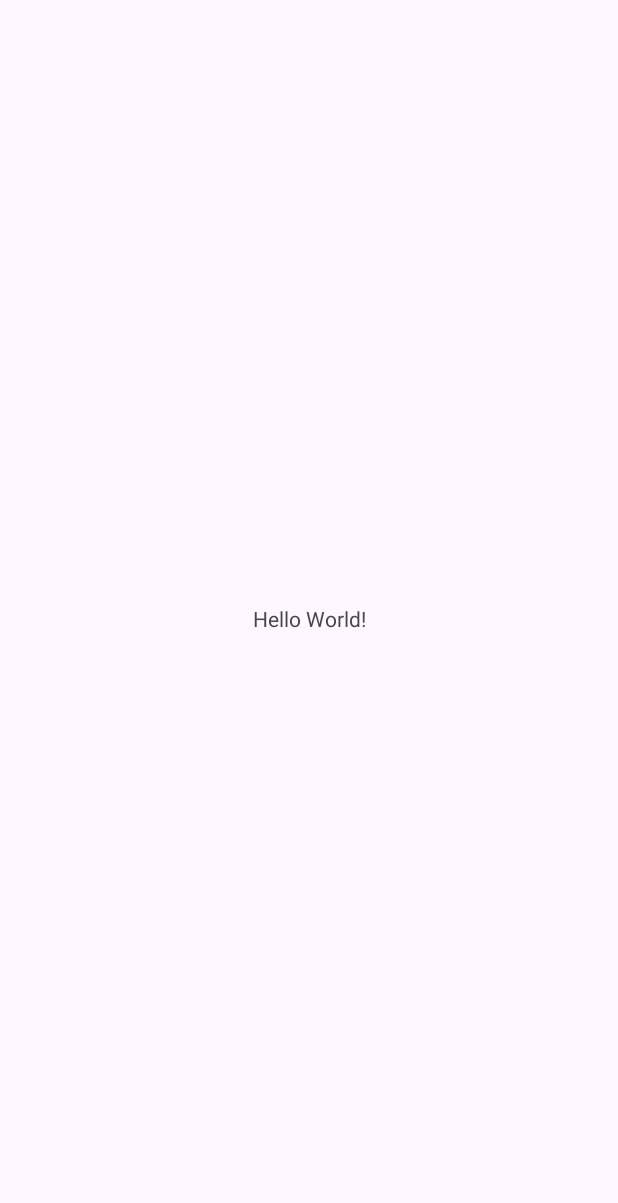
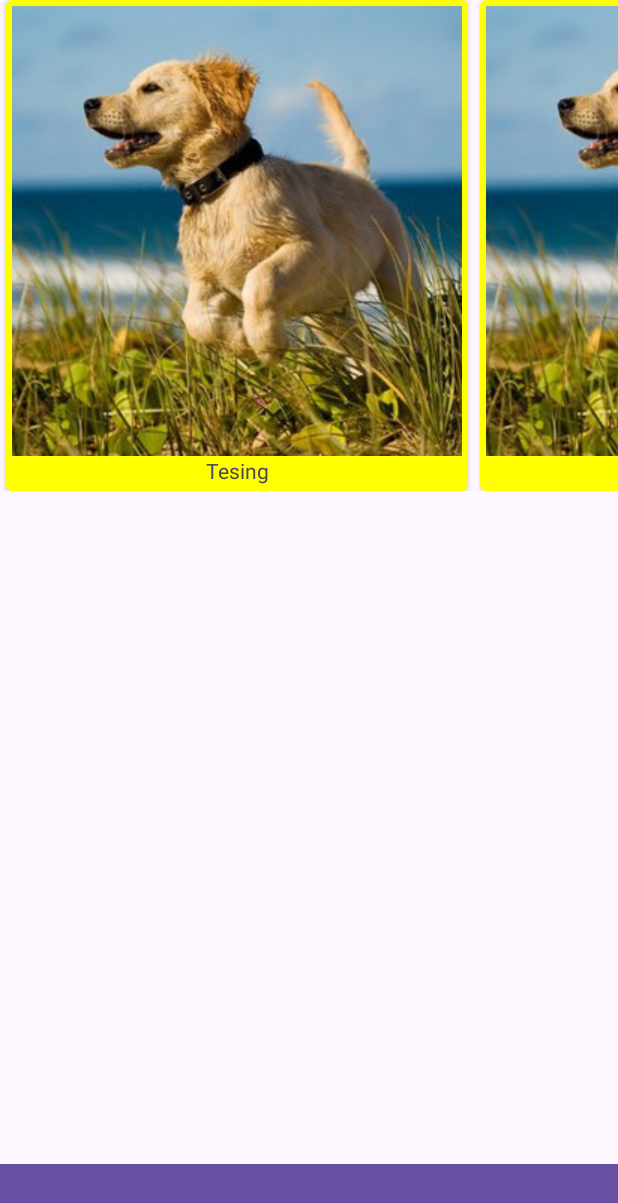
Before and after one commit to persiKey/MusicClient, an Android app: the screen it shows after launch (MainActivity), on a phone screen of 412 x 824 dp. Before the commit the part shown is almost empty. Shown: the top 1203 px of the screen. Run offline under Robolectric (Android 15) with nearby library versions, the phone set to English and light mode, and no system bars.

Commit message:
added simple interface

```diff
--- /dev/null
+++ b/app/src/main/java/com/example/musicclient/Album.java
@@ -0,0 +1,13 @@
+package com.example.musicclient;
+
+import android.media.Image;
+
+public class Album {
+    public Image cover;
+    public String name;
+
+    public Album(String album_name)
+    {
+        name = album_name;
+    }
+}
--- /dev/null
+++ b/app/src/main/java/com/example/musicclient/AlbumAdapter.java
@@ -0,0 +1,37 @@
+package com.example.musicclient;
+
+import android.view.LayoutInflater;
+import android.view.View;
+import android.view.ViewGroup;
+
+import androidx.annotation.NonNull;
+import androidx.recyclerview.widget.RecyclerView;
+
+public class AlbumAdapter extends RecyclerView.Adapter<AlbumViewHolder> {
+    Album localAlbums[];
+
+    AlbumAdapter(Album albums[])
+    {
+        localAlbums = albums;
+    }
+
+    @NonNull
+    @Override
+    public AlbumViewHolder onCreateViewHolder(@NonNull ViewGroup parent, int viewType) {
+        View view = LayoutInflater.from(parent.getContext())
+                .inflate(R.layout.recycleview_item, parent, false);
+
+        return new AlbumViewHolder(view);
+    }
+
+    @Override
+    public void onBindViewHolder(@NonNull AlbumViewHolder holder, int position) {
+        holder.getTextView().setText(localAlbums[position].name);
+    }
+
+
+    @Override
+    public int getItemCount() {
+        return localAlbums.length;
+    }
+}
--- /dev/null
+++ b/app/src/main/java/com/example/musicclient/AlbumViewHolder.java
@@ -0,0 +1,40 @@
+package com.example.musicclient;
+
+import android.app.Activity;
+import android.view.View;
+import android.widget.ImageView;
+import android.widget.TextView;
+import android.widget.Toast;
+
+
+import androidx.annotation.NonNull;
+import androidx.recyclerview.widget.RecyclerView;
+
+public class AlbumViewHolder extends RecyclerView.ViewHolder {
+    private final ImageView imageView;
+    private final TextView textView;
+
+
+    public AlbumViewHolder(@NonNull View itemView) {
+        super(itemView);
+
+
+        imageView = itemView.findViewById(R.id.album_image);
+        textView = itemView.findViewById(R.id.album_name);
+
+        itemView.setOnClickListener(view -> {
+            Toast.makeText(
+                    itemView.getContext(),
+                    "AlBOOOM " + textView.getText() + "!",
+                    Toast.LENGTH_LONG).show();
+        });
+    }
+
+    public ImageView getImageView() {
+        return imageView;
+    }
+
+    public TextView getTextView() {
+        return textView;
+    }
+}
--- a/app/src/main/java/com/example/musicclient/MainActivity.java
+++ b/app/src/main/java/com/example/musicclient/MainActivity.java
@@ -1,12 +1,15 @@
 package com.example.musicclient;
 
 import android.os.Bundle;
+import android.widget.Button;
 
 import androidx.activity.EdgeToEdge;
 import androidx.appcompat.app.AppCompatActivity;
 import androidx.core.graphics.Insets;
 import androidx.core.view.ViewCompat;
 import androidx.core.view.WindowInsetsCompat;
+import androidx.recyclerview.widget.LinearLayoutManager;
+import androidx.recyclerview.widget.RecyclerView;
 
 public class MainActivity extends AppCompatActivity {
 
@@ -20,5 +23,21 @@ public class MainActivity extends AppCompatActivity {
             v.setPadding(systemBars.left, systemBars.top, systemBars.right, systemBars.bottom);
             return insets;
         });
+
+        Album albums[] = {
+                new Album("Tesing"),
+                new Album("TESTING"),
+                new Album("TeStInG"),
+        };
+
+        AlbumAdapter albumAdapter = new AlbumAdapter(albums);
+        RecyclerView recyclerView = findViewById(R.id.album_recycler);
+        recyclerView.setLayoutManager(new LinearLayoutManager(this, LinearLayoutManager.HORIZONTAL, false));
+        recyclerView.setAdapter(albumAdapter);
+
+        Button button = findViewById(R.id.button_my);
+        button.setOnClickListener(view -> {
+
+        });
     }
 }
--- a/app/src/main/res/layout/activity_main.xml
+++ b/app/src/main/res/layout/activity_main.xml
@@ -7,13 +7,27 @@
     android:layout_height="match_parent"
     tools:context=".MainActivity">
 
-    <TextView
-        android:layout_width="wrap_content"
+
+    <androidx.recyclerview.widget.RecyclerView
+        android:id="@+id/album_recycler"
+
+        android:layout_width="0dp"
         android:layout_height="wrap_content"
-        android:text="Hello World!"
+        tools:listitem="@layout/recycleview_item"
+
+        app:layout_constraintLeft_toLeftOf="parent"
+        app:layout_constraintRight_toRightOf="parent"
+        app:layout_constraintTop_toTopOf="parent"
+    />
+
+    <Button
+        android:id="@+id/button_my"
+        android:layout_width="match_parent"
+        android:layout_height="wrap_content"
+        android:textColor="@color/white"
+        android:background="@color/black"
         app:layout_constraintBottom_toBottomOf="parent"
-        app:layout_constraintEnd_toEndOf="parent"
-        app:layout_constraintStart_toStartOf="parent"
-        app:layout_constraintTop_toTopOf="parent" />
+        app:layout_constraintLeft_toLeftOf="parent"
+        app:layout_constraintRight_toRightOf="parent"/>
 
 </androidx.constraintlayout.widget.ConstraintLayout>
--- /dev/null
+++ b/app/src/main/res/layout/recycleview_item.xml
@@ -0,0 +1,40 @@
+<?xml version="1.0" encoding="utf-8"?>
+
+
+<androidx.cardview.widget.CardView xmlns:android="http://schemas.android.com/apk/res/android"
+    android:layout_width="wrap_content"
+    android:layout_height="wrap_content"
+    android:layout_marginEnd="4dp"
+    android:layout_marginStart="4dp"
+    app:cardCornerRadius="4dp"
+    xmlns:app="http://schemas.android.com/apk/res-auto">
+
+    <androidx.constraintlayout.widget.ConstraintLayout
+        android:padding="4dp"
+        android:background="#ffff00"
+        android:layout_width="match_parent"
+        android:layout_height="match_parent">
+
+            <ImageView
+                android:id="@+id/album_image"
+                android:layout_width="wrap_content"
+                android:layout_height="wrap_content"
+                android:src="@drawable/img"
+
+                app:layout_constraintEnd_toEndOf="parent"
+                app:layout_constraintStart_toStartOf="parent"
+                app:layout_constraintTop_toTopOf="parent"
+                />
+
+
+            <TextView
+                android:id="@+id/album_name"
+                android:layout_width="match_parent"
+                android:layout_height="wrap_content"
+                app:layout_constraintTop_toBottomOf="@id/album_image"
+                app:layout_constraintEnd_toEndOf="parent"
+                app:layout_constraintStart_toStartOf="parent"
+                />
+
+    </androidx.constraintlayout.widget.ConstraintLayout>
+</androidx.cardview.widget.CardView>
```
Also changed, not shown: app/src/main/res/drawable/img.png (added).
